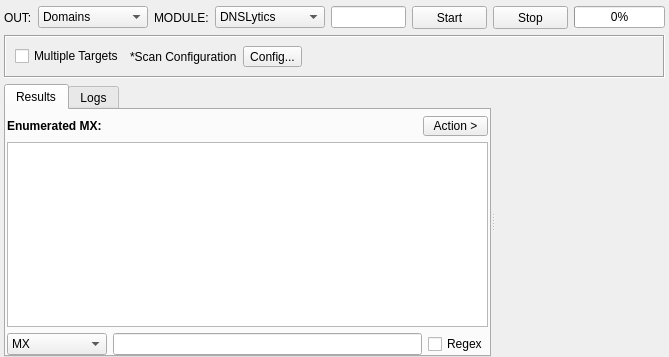
First picture: the form in sub3suite/src/enums/mx/MXEnum.ui, repository 3nock/OTE, before the edit.
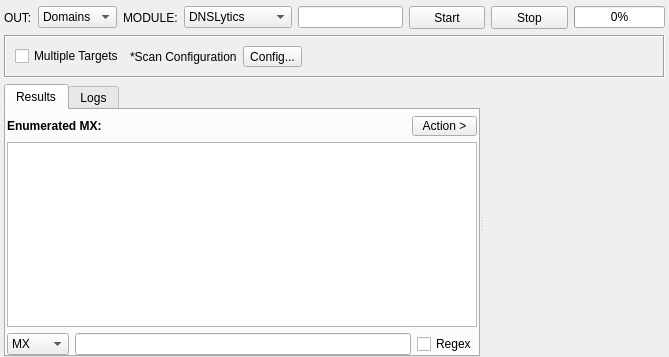
Second picture: the form after the edit. Custom widgets are drawn as their Qt base class.

The edit to the form file:
```diff
--- a/sub3suite/src/enums/mx/MXEnum.ui
+++ b/sub3suite/src/enums/mx/MXEnum.ui
@@ -39,7 +39,7 @@
       <widget class="QComboBox" name="comboBoxOption">
        <property name="minimumSize">
         <size>
-         <width>110</width>
+         <width>0</width>
          <height>0</height>
         </size>
        </property>
@@ -61,7 +61,7 @@
       <widget class="QComboBox" name="comboBoxEngine">
        <property name="minimumSize">
         <size>
-         <width>110</width>
+         <width>0</width>
          <height>0</height>
         </size>
        </property>
@@ -266,6 +266,12 @@
         </item>
         <item>
          <widget class="QTreeView" name="treeViewResults">
+          <property name="font">
+           <font>
+            <family>MS Shell Dlg 2</family>
+            <pointsize>8</pointsize>
+           </font>
+          </property>
           <property name="contextMenuPolicy">
            <enum>Qt::CustomContextMenu</enum>
           </property>
@@ -298,7 +304,7 @@
            <widget class="QComboBox" name="comboBoxFilter">
             <property name="minimumSize">
              <size>
-              <width>100</width>
+              <width>0</width>
               <height>0</height>
              </size>
             </property>
```
